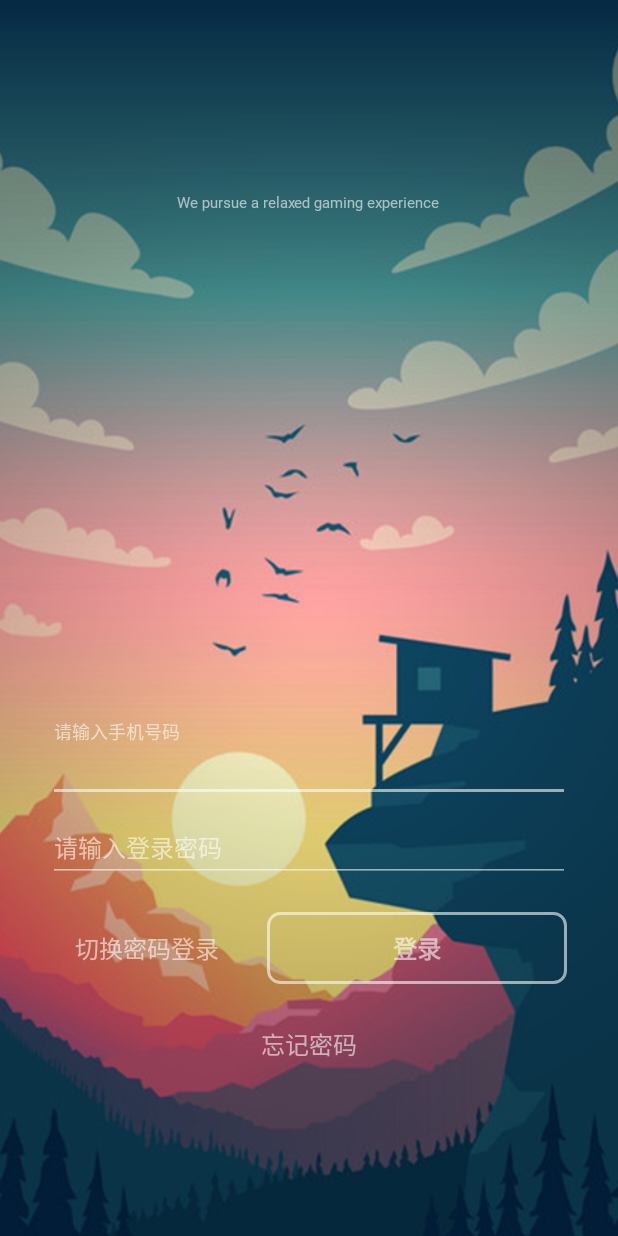
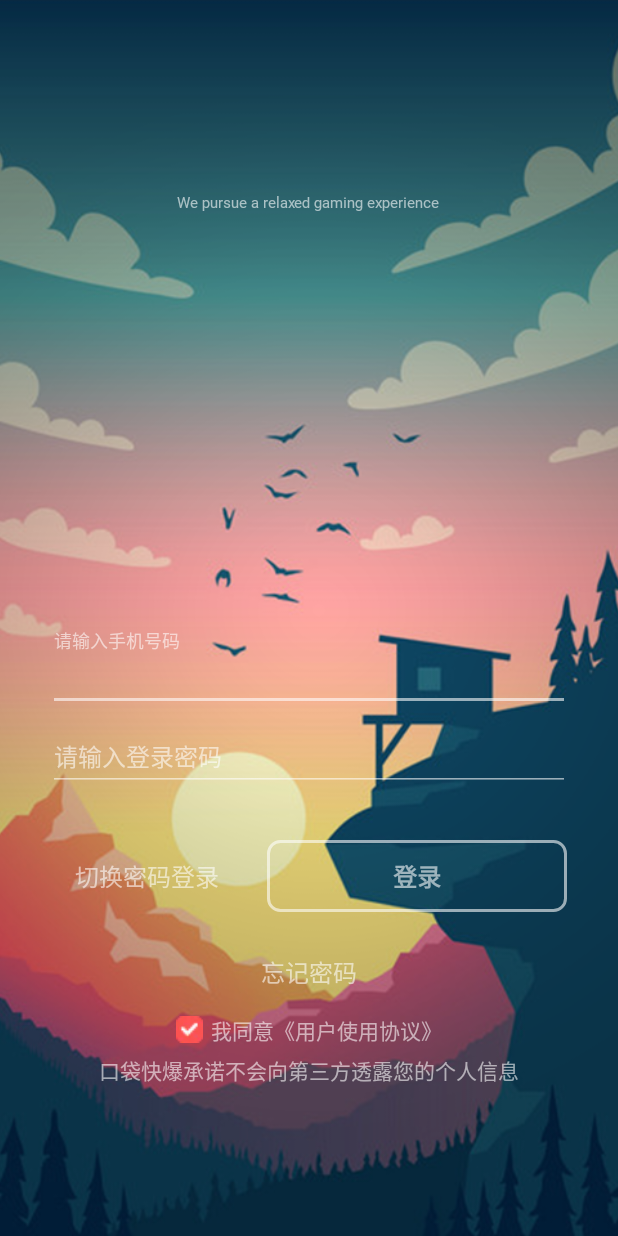
Before and after one commit to nEdAy/Confidence, an Android app: the LoginActivity screen opened directly, with no data from a screen before it, after a tap on "登录", on a phone screen of 412 x 824 dp. Run offline under Robolectric (Android 15) with nearby library versions, the phone set to English and light mode, and no system bars; libraries missing offline, so code that uses them is left out: cn.smssdk, com.ali.auth, com.blankj.utilcode, com.flyco.animation, com.flyco.dialog and 3 more; 9 statements that could not run were skipped; 3 other taps on this screen came first.

Commit message:
fix sms mob

```diff
--- a/Sheep/app/src/main/java/cn/neday/sheep/activity/LoginActivity.kt
+++ b/Sheep/app/src/main/java/cn/neday/sheep/activity/LoginActivity.kt
@@ -1,21 +1,27 @@
 package cn.neday.sheep.activity
 
+import android.os.CountDownTimer
 import android.text.TextUtils
 import android.view.View
 import androidx.lifecycle.Observer
 import cn.neday.sheep.R
 import cn.neday.sheep.config.HawkConfig.TOKEN
 import cn.neday.sheep.config.HawkConfig.USERNAME
+import cn.neday.sheep.config.UrlConfig
+import cn.neday.sheep.util.AliTradeHelper
 import cn.neday.sheep.util.CommonUtils
 import cn.neday.sheep.view.ClearEditText
 import cn.neday.sheep.viewmodel.LoginViewModel
 import cn.smssdk.EventHandler
 import cn.smssdk.SMSSDK
 import com.blankj.utilcode.util.*
+import com.flyco.animation.BounceEnter.BounceTopEnter
+import com.flyco.animation.SlideExit.SlideBottomExit
+import com.flyco.dialog.listener.OnBtnClickL
+import com.flyco.dialog.widget.NormalDialog
 import com.orhanobut.hawk.Hawk
 import kotlinx.android.synthetic.main.activity_login.*
 import java.util.*
-
 
 /**
  * 登录页
@@ -23,6 +29,10 @@ import java.util.*
  * @author nEdAy
  */
 class LoginActivity : BaseVMActivity<LoginViewModel>() {
+
+    private var timeCount: TimeCount? = null
+    private var isVoiceVerifyCode = false
+    private var isAgreeAgreement = true
 
     override val layoutId = R.layout.activity_login
 
@@ -33,18 +43,35 @@ class LoginActivity : BaseVMActivity<LoginViewModel>() {
         initTitleAndBackgroundByTime()
         initEditViewByLastUsername()
         iv_login_bg.setOnClickListener { KeyboardUtils.hideSoftInput(this) }
-        btn_login.setOnClickListener { login() }
-        btn_register.setOnClickListener { register() }
+        btn_login.setOnClickListener { registerOrLogin() }
         tv_change_login_way.setOnClickListener { changeLoginWay() }
         tv_lostPassword.setOnClickListener { resetPassword() }
         tv_sms.setOnClickListener { requestVerificationCode() }
-//        ss_login.setOnSelectedChangeListener {
-//
-//        }
+        iv_agreement.setOnClickListener { changeAgreementIv() }
+        tv_agreement.setOnClickListener { AliTradeHelper(this).showItemURLPage(UrlConfig.KZ_YHSYXY) }
         mViewModel.mUser.observe(this, Observer {
             Hawk.put(TOKEN, it.token)
             Hawk.put(USERNAME, it.username)
             ActivityUtils.finishActivity(this)
+        })
+    }
+
+    /**
+     * 用户back按键回馈
+     */
+    override fun onBackPressed() {
+        val dialog = NormalDialog(this)
+        dialog.content("验证码短信可能略有延迟，确定返回并重新开始？")
+            .style(NormalDialog.STYLE_TWO)
+            .titleTextSize(23f)
+            .showAnim(BounceTopEnter())
+            .dismissAnim(SlideBottomExit())
+            .show()
+        dialog.setOnBtnClickL(
+            OnBtnClickL { dialog.dismiss() },
+            OnBtnClickL {
+                dialog.superDismiss()
+                finish()
             })
     }
 
@@ -70,36 +97,21 @@ class LoginActivity : BaseVMActivity<LoginViewModel>() {
         }
     }
 
-    private fun login() {
+    private fun registerOrLogin() {
         val username = et_username.text.toString().trim { it <= ' ' }.replace(" ", "")
         val password = et_password.text.toString().trim()
-        if (checkUserOk(username, password)) {
+        val smsCode = et_sms.text.toString().trim()
+        if (checkUserOk(username, password, smsCode)) {
             KeyboardUtils.hideSoftInput(this)
-            if (NetworkUtils.isAvailable()) {
-                mViewModel.login(username, password)
+            if (NetworkUtils.isAvailableByPing()) {
+                mViewModel.registerOrLogin(username, password, smsCode, "")
             } else {
                 ToastUtils.showShort(R.string.network_tips)
             }
         }
     }
 
-    private fun register() {
-        val username = et_username.text.toString().trim { it <= ' ' }.replace(" ", "")
-        val password = et_password.text.toString().trim()
-        if (checkUserOk(username, password)) {
-            KeyboardUtils.hideSoftInput(this)
-            if (NetworkUtils.isAvailable()) {
-                mViewModel.register(username, password, "", "")
-            } else {
-                ToastUtils.showShort(R.string.network_tips)
-            }
-        }
-
-        // getVoiceVerifyCode
-    }
-
     private fun changeLoginWay() {
-        if (btn_login.visibility == View.VISIBLE) {
         if (tv_change_login_way.text == getString(R.string.tx_change_login_via_password)) {
             tv_change_login_way.text = getString(R.string.tx_change_login_via_sms_code)
             rl_sms.visibility = View.VISIBLE
@@ -108,7 +120,6 @@ class LoginActivity : BaseVMActivity<LoginViewModel>() {
             tv_change_login_way.text = getString(R.string.tx_change_login_via_password)
             til_password.visibility = View.VISIBLE
             rl_sms.visibility = View.GONE
-            }
         }
     }
 
@@ -120,83 +131,45 @@ class LoginActivity : BaseVMActivity<LoginViewModel>() {
      * 重新请求短信验证码
      */
     private fun requestVerificationCode() {
+        val username = et_username.text.toString().trim { it <= ' ' }.replace(" ", "")
+        if (TextUtils.isEmpty(username)) {
+            shakeAnimationAndFocusUi(et_username, R.string.toast_error_phone_null)
+            return
+        }
+        if (!RegexUtils.isMobileExact(username)) {
+            shakeAnimationAndFocusUi(et_username, R.string.toast_error_phone_error)
+            return
+        }
         // 先短信验证码，闲置30s后切换语音验证码
-//        if (isVoice) {
-//            val dialog = NormalDialog(mContext)
-//            dialog.content("确定后将致电您的手机号并语音播报验证码，如不希望被来点打扰请返回。")
-//                .style(NormalDialog.STYLE_TWO)
-//                .titleTextSize(23f)
-//                .showAnim(BounceTopEnter())
-//                .dismissAnim(SlideBottomExit())
-//                .show()
-//            dialog.setOnBtnClickL(
-//                OnBtnClickL { dialog.dismiss() },
-//                {
-//                    dialog.dismiss()
-//                    if (!CommonUtils.isNetworkAvailable()) {
-//                        CommonUtils.showToast(R.string.network_tips)
-//                    } else {
-//                        SMSSDK.getVoiceVerifyCode(country, phone)
-//                        tv_top_message.setText("我们正在致电语音播报验证码到您的手机号")
-//                    }
-//                })
-//        }
+        if (isVoiceVerifyCode) {
+            val dialog = NormalDialog(this)
+            dialog.content("确定后将致电您的手机号并语音播报验证码，如不希望被来点打扰请返回。")
+                .style(NormalDialog.STYLE_TWO)
+                .titleTextSize(23f)
+                .showAnim(BounceTopEnter())
+                .dismissAnim(SlideBottomExit())
+                .show()
+            dialog.setOnBtnClickL(
+                OnBtnClickL { dialog.dismiss() },
+                OnBtnClickL {
+                    dialog.dismiss()
+                    if (!NetworkUtils.isAvailableByPing()) {
+                        ToastUtils.showShort(R.string.network_tips)
+                    } else {
+                        SMSSDK.getVoiceVerifyCode(COUNTRY_NUMBER, username)
+                        tx_hint_voice_verify_code.text = "我们正在致电语音播报验证码到您的手机号"
+                    }
+                })
+        } else {
+            if (!NetworkUtils.isAvailableByPing()) {
+                ToastUtils.showShort(R.string.network_tips)
+            } else {
+                SMSSDK.getVerificationCode(COUNTRY_NUMBER, username)
+            }
+        }
     }
 
-    override fun onDestroy() {
-        super.onDestroy()
-        SMSSDK.unregisterAllEventHandler()
-    }
-
-//        toSubscribe(RxFactory.getUserServiceInstance(null)
-//            .login(phone, StringUtils.getMD5(password)),
-//            { catLoadingView.show(supportFragmentManager, TAG) },
-//            { user ->
-//                catLoadingView.dismissAllowingStateLoss()
-//                sharedPreferencesHelper.setUserPhone(phone)
-//                AnyPref.put(user, "_CurrentUser")// 将私有token保存
-//                //                    loginCyan(user);
-//                //                    PushManager.getInstance().bindAlias(CustomApplication.getInstance(), user.getObjectId());// 绑定推送别名
-//                finish()
-//            },
-//            { throwable ->
-//                catLoadingView.dismissAllowingStateLoss()
-//                CommonUtils.showToast("你输入的密码和账户名不匹配，请重新输入后重试")
-//                Logger.e(throwable.getMessage())
-//            })
-
-
-//        val queryMap = HashMap<String, Any>()
-//        toSubscribe(RxFactory.getUserServiceInstance(null)
-//            .queryUser(queryMap)
-//            .map({ user -> Integer.parseInt(user.getCount()) > 0 }),
-//            {
-//                catLoadingView.show(supportFragmentManager, TAG)
-//                val where = "[{\"key\":\"username\",\"value\":\"$phone\",\"operation\":\"=\",\"relation\":\"\"}]"
-//                queryMap["where"] = where
-//                queryMap["count"] = "1"
-//                queryMap.put("limit", "0")
-//            },
-//            { isRegistered ->
-//                catLoadingView.dismissAllowingStateLoss()
-//                if (isRegistered) {
-//                    CommonUtils.showToast("手机号已被注册，请尝试登录或通过忘记密码找回")
-//                    finish()
-//                } else {
-//                    val intent = Intent()
-//                    intent.setClass(mContext, RegisterNextActivity::class.java!!)
-//                    intent.putExtra("phone", phone)
-//                    startActivity(intent)
-//                    finish()
-//                }
-//            },
-//            { throwable ->
-//                catLoadingView.dismissAllowingStateLoss()
-//                CommonUtils.showToast(getString(R.string.register_error) + throwable.getMessage())
-//                Logger.e(throwable.getMessage())
-//            })
-
-    private fun checkUserOk(username: String, password: String): Boolean {
+    private fun checkUserOk(username: String, password: String, smsCode: String): Boolean {
         if (TextUtils.isEmpty(username)) {
             shakeAnimationAndFocusUi(et_username, R.string.toast_error_phone_null)
             return false
@@ -205,12 +178,20 @@ class LoginActivity : BaseVMActivity<LoginViewModel>() {
             shakeAnimationAndFocusUi(et_username, R.string.toast_error_phone_error)
             return false
         }
-        if (TextUtils.isEmpty(password)) {
+        if (til_password.visibility == View.VISIBLE && TextUtils.isEmpty(password)) {
             shakeAnimationAndFocusUi(et_password, R.string.toast_error_password_null)
             return false
         }
-        if (!CommonUtils.isValidPassword(password)) {
+        if (til_password.visibility == View.VISIBLE && !CommonUtils.isValidPassword(password)) {
             shakeAnimationAndFocusUi(et_password, R.string.toast_error_password_error)
+            return false
+        }
+        if (rl_sms.visibility == View.VISIBLE && TextUtils.isEmpty(smsCode)) {
+            shakeAnimationAndFocusUi(et_sms, R.string.toast_error_sms_null)
+            return false
+        }
+        if (rl_sms.visibility == View.VISIBLE && !CommonUtils.isValidSmsCode(smsCode)) {
+            shakeAnimationAndFocusUi(et_sms, R.string.toast_error_sms_error)
             return false
         }
         return true
@@ -222,41 +203,73 @@ class LoginActivity : BaseVMActivity<LoginViewModel>() {
         CommonUtils.setShakeAnimation(editTextView)
     }
 
+    /**
+     * 改变同意合同样式
+     */
+    private fun changeAgreementIv() {
+        isAgreeAgreement = !isAgreeAgreement
+        iv_agreement.setImageResource(if (isAgreeAgreement) R.drawable.check_normal else R.drawable.check_pressed)
+    }
+
     private fun registerSMSSDK() {
-        // 注册短信回调
         SMSSDK.registerEventHandler(object : EventHandler() {
             override fun afterEvent(event: Int, result: Int, data: Any) {
+                runOnUiThread {
                     if (result == SMSSDK.RESULT_COMPLETE) {
-                    // 回调完成
+                        // 禁止点击获取验证码按钮和修改手机号
+                        tv_sms.isClickable = false
+                        et_username.isEnabled = false
                         when (event) {
                             SMSSDK.EVENT_GET_VERIFICATION_CODE -> {
                                 // 获取验证码成功
-                            val smart = data as Boolean
-                            if (smart) {
-                                //通过Mob云验证
-                            } else {
-                                //依然走短信验证
+                                //val smart = data as Boolean
+                                //if (smart) {
+                                // 通过Mob云验证
+                                // mViewModel.registerOrLogin("", "", "", "")
+                                //} else {
+                                // 依然走短信验证 30s 倒计时
+                                timeCount = TimeCount(30000, 1000)
+                                timeCount?.start()
+                                tx_hint_voice_verify_code.text = "我们已发送验证码短信到您的手机号"
+                                //}
+                            }
+                            SMSSDK.EVENT_GET_VOICE_VERIFICATION_CODE -> {
+                                // 请求发送语音验证码，无返回
+                                tv_sms.text = " 致电中 "
                             }
                         }
-                        SMSSDK.EVENT_SUBMIT_VERIFICATION_CODE -> {
-                            // 提交验证码成功
+                    } else {
+                        tv_sms.isEnabled = true
+                        et_username.isEnabled = true
+                        tv_sms.text = " 请重试 "
                     }
-                        SMSSDK.EVENT_GET_SUPPORTED_COUNTRIES -> {
-                            // 返回支持发送验证码的国家列表
-                        }
-                    }
-                    // TODO 利用国家代码和手机号码进行后续的操作
-                    // 处理成功的结果
-                    val phoneMap = data as HashMap<String, Any>
-                    // 国家代码，如“86”
-                    val country = phoneMap["country"] as String
-                    // 手机号码，如“13800138000”
-                    val phone = phoneMap["phone"] as String
-                } else {
-                    // TODO 处理错误的结果
-                    (data as Throwable).printStackTrace()
                 }
             }
         })
     }
+
+    override fun onDestroy() {
+        super.onDestroy()
+        SMSSDK.unregisterAllEventHandler()
+        timeCount?.cancel()
     }
+
+    internal inner class TimeCount(millisInFuture: Long, countDownInterval: Long) :
+        CountDownTimer(millisInFuture, countDownInterval) {
+
+        override fun onTick(millisUntilFinished: Long) {
+            tv_sms.text = String.format(getString(R.string.countdown_number), millisUntilFinished / 1000)
+        }
+
+        override fun onFinish() {
+            tv_sms.isClickable = true
+            isVoiceVerifyCode = true
+            tv_sms.text = " 发送语音验证 "
+        }
+    }
+
+    companion object {
+
+        private const val COUNTRY_NUMBER = "86"
+    }
+}
--- a/Sheep/app/src/main/res/layout/activity_login.xml
+++ b/Sheep/app/src/main/res/layout/activity_login.xml
@@ -22,7 +22,8 @@
             android:fontFamily="@font/gotham"
             tools:text="@string/tx_login_title_day"
             android:textColor="#ffffff"
-            android:textSize="32sp" android:textAlignment="center"/>
+            android:textSize="32sp"
+            android:textAlignment="center"/>
 
     <TextView
             android:layout_width="wrap_content"
@@ -137,10 +138,21 @@
                     android:text=" 获取验证码 "/>
         </RelativeLayout>
 
+        <TextView
+                android:id="@+id/tx_hint_voice_verify_code"
+                android:layout_width="wrap_content"
+                android:layout_height="wrap_content"
+                android:layout_margin="2dp"
+                android:fontFamily="@font/calibri"
+                android:gravity="center"
+                android:textColor="#9affffff"
+                android:textSize="12sp"
+                android:textAlignment="center"/>
+
         <LinearLayout
                 android:layout_width="match_parent"
                 android:layout_height="wrap_content"
-                android:layout_marginTop="16dp"
+                android:layout_marginTop="8dp"
                 android:layout_marginBottom="8dp"
                 android:gravity="center"
                 android:orientation="horizontal">
@@ -169,7 +181,6 @@
                     android:textSize="16sp"
                     android:textStyle="bold"/>
         </LinearLayout>
-
         <TextView
                 android:id="@+id/tv_lostPassword"
                 android:layout_width="wrap_content"
@@ -180,5 +191,36 @@
                 android:textAlignment="center"
                 android:textColor="#96ffffff"
                 android:textSize="16sp"/>
+
+        <RelativeLayout
+                android:id="@+id/rl_agreement"
+                android:layout_width="wrap_content"
+                android:layout_height="wrap_content">
+            <ImageView
+                    android:id="@+id/iv_agreement"
+                    android:layout_width="18.0dp"
+                    android:layout_height="18.0dp"
+                    android:layout_alignParentStart="true"
+                    android:layout_centerVertical="true"
+                    android:src="@drawable/check_pressed"/>
+            <TextView
+                    android:id="@+id/tv_agreement"
+                    android:layout_width="wrap_content"
+                    android:layout_marginStart="5dp"
+                    android:layout_height="wrap_content"
+                    android:layout_centerVertical="true"
+                    android:layout_toEndOf="@+id/iv_agreement"
+                    android:gravity="center"
+                    android:text="我同意《用户使用协议》"
+                    android:textColor="#96ffffff"/>
+        </RelativeLayout>
+
+        <TextView
+                android:layout_width="wrap_content"
+                android:layout_height="wrap_content"
+                android:layout_gravity="center"
+                android:layout_marginTop="5dp"
+                android:text="口袋快爆承诺不会向第三方透露您的个人信息"
+                android:textColor="#96ffffff"/>
     </LinearLayout>
 </RelativeLayout>
--- a/Sheep/app/src/main/res/values/strings.xml
+++ b/Sheep/app/src/main/res/values/strings.xml
@@ -50,6 +50,7 @@
     <string name="toast_error_password_null">密码不能为空</string>
     <string name="toast_error_password_error">密码长度不正确，请输入6–16位</string>
     <string name="toast_error_sms_null">验证码不能为空</string>
+    <string name="toast_error_sms_error">验证码长度不正确，请输入4位</string>
     <string name="account_center_account">账户</string>
     <string name="account_center_key_login">修改登录密码</string>
     <string name="shake_times">您今天还可以摇%1$d次</string>
```
Also changed, not shown: Sheep/app/src/main/java/cn/neday/sheep/fragment/MeFragment.kt (+4 -4 lines), Sheep/app/src/main/java/cn/neday/sheep/network/api/UserApi.kt (+4 -22 lines), Sheep/app/src/main/java/cn/neday/sheep/network/repository/UserRepository.kt (+4 -17 lines), 1 other file. Lines whose indentation alone changed are shown as unchanged.
